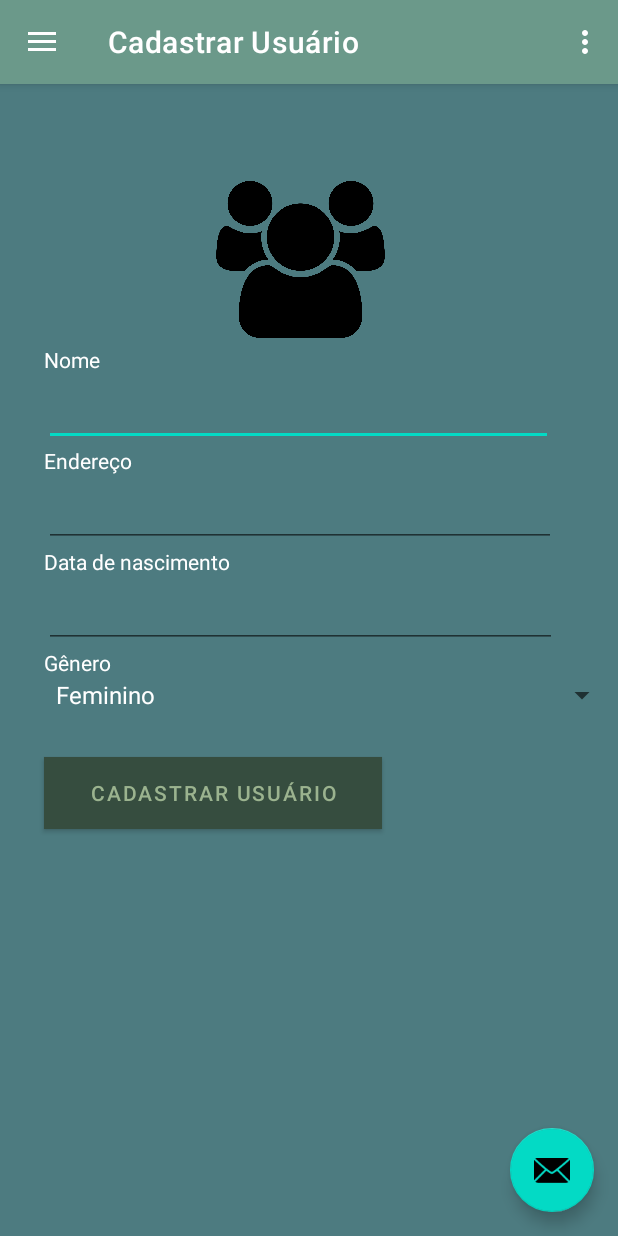
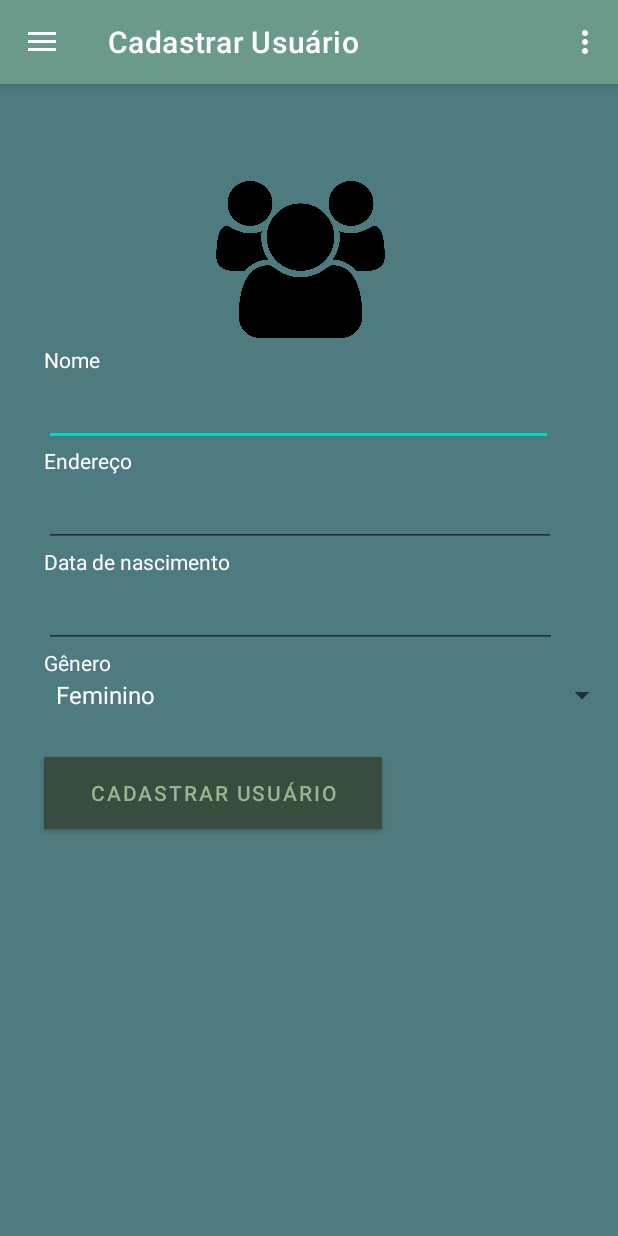
Before and after one commit to evandroLutz/AppAndroidExampleFragments, an Android app: the screen it shows after launch (MainActivity), in the side drawer, after a tap on "Cadastrar Usuário", on a phone screen of 412 x 824 dp. Run offline under Robolectric (Android 15) with nearby library versions, the phone set to English and light mode, and no system bars; our stand-ins replace navigation-ui.

Commit message:
remove app bar main e insere validacao early cadastra e insere snackbar setttings

```diff
--- a/app/src/main/java/com/example/entrega3/MainActivity.java
+++ b/app/src/main/java/com/example/entrega3/MainActivity.java
@@ -32,13 +32,7 @@ public class MainActivity extends AppCompatActivity {
         setContentView(binding.getRoot());
 
         setSupportActionBar(binding.appBarMain.toolbar);
-        binding.appBarMain.fab.setOnClickListener(new View.OnClickListener() {
-            @Override
-            public void onClick(View view) {
-                Snackbar.make(view, "Replace with your own action", Snackbar.LENGTH_LONG)
-                        .setAction("Action", null).show();
-            }
-        });
+
         DrawerLayout drawer = binding.drawerLayout;
         NavigationView navigationView = binding.navView;
         // Passing each menu ID as a set of Ids because each
@@ -77,7 +71,7 @@ public class MainActivity extends AppCompatActivity {
                 builder.setMessage("Evandro Lutz Guimarães - PW3")
                         .setNegativeButton("Fechar", new DialogInterface.OnClickListener() {
                             public void onClick(DialogInterface dialog, int id) {
-                                //
+                                Snackbar.make(findViewById(R.id.nav_home), "Você fechou a Dialog", Snackbar.LENGTH_LONG).show();
                             }
                         });
                 builder.create().show();
--- a/app/src/main/java/com/example/entrega3/ui/cadastra/CadastraFragment.java
+++ b/app/src/main/java/com/example/entrega3/ui/cadastra/CadastraFragment.java
@@ -2,65 +2,39 @@ package com.example.entrega3.ui.cadastra;
 
 import android.os.Bundle;
 
+import androidx.annotation.NonNull;
+import androidx.annotation.Nullable;
+import androidx.appcompat.app.AppCompatActivity;
+import androidx.appcompat.widget.AppCompatEditText;
 import androidx.fragment.app.Fragment;
+import androidx.navigation.Navigation;
 
 import android.view.LayoutInflater;
 import android.view.View;
 import android.view.ViewGroup;
+import android.widget.Button;
 
 import com.example.entrega3.R;
+import com.google.android.material.snackbar.Snackbar;
+import com.google.android.material.textfield.TextInputEditText;
 
-/**
- * A simple {@link Fragment} subclass.
- * Use the {@link CadastraFragment#newInstance} factory method to
- * create an instance of this fragment.
- */
 public class CadastraFragment extends Fragment {
-
-    // TODO: Rename parameter arguments, choose names that match
-    // the fragment initialization parameters, e.g. ARG_ITEM_NUMBER
-    private static final String ARG_PARAM1 = "param1";
-    private static final String ARG_PARAM2 = "param2";
-
-    // TODO: Rename and change types of parameters
-    private String mParam1;
-    private String mParam2;
-
-    public CadastraFragment() {
-        // Required empty public constructor
-    }
-
-    /**
-     * Use this factory method to create a new instance of
-     * this fragment using the provided parameters.
-     *
-     * @param param1 Parameter 1.
-     * @param param2 Parameter 2.
-     * @return A new instance of fragment CadastraFragment.
-     */
-    // TODO: Rename and change types and number of parameters
-    public static CadastraFragment newInstance(String param1, String param2) {
-        CadastraFragment fragment = new CadastraFragment();
-        Bundle args = new Bundle();
-        args.putString(ARG_PARAM1, param1);
-        args.putString(ARG_PARAM2, param2);
-        fragment.setArguments(args);
-        return fragment;
-    }
-
-    @Override
-    public void onCreate(Bundle savedInstanceState) {
-        super.onCreate(savedInstanceState);
-        if (getArguments() != null) {
-            mParam1 = getArguments().getString(ARG_PARAM1);
-            mParam2 = getArguments().getString(ARG_PARAM2);
+        private AppCompatEditText txtNome;
+        private Button btnCadastrar;
+        @Nullable
+        @Override
+        public View onCreateView(@NonNull LayoutInflater inflater, @Nullable ViewGroup container,
+                                 @Nullable Bundle savedInstanceState) {
+            View root = inflater.inflate(R.layout.fragment_cadastra, container, false);
+            txtNome = root.findViewById(R.id.editTextnomeUsuario);
+            btnCadastrar = root.findViewById(R.id.btnCadUsuario);
+            btnCadastrar.setOnClickListener(new View.OnClickListener() {
+                @Override
+                public void onClick(View view) {
+                    Snackbar.make(view, "Nome informado = "+txtNome.getText().toString(), Snackbar.LENGTH_LONG).show();
+                    Navigation.findNavController(view).navigate(R.id.action_nav_cadastrar_to_nav_home);
+                }
+            });
+            return root;
         }
     }
-
-    @Override
-    public View onCreateView(LayoutInflater inflater, ViewGroup container,
-                             Bundle savedInstanceState) {
-        // Inflate the layout for this fragment
-        return inflater.inflate(R.layout.fragment_cadastra, container, false);
-    }
-}
--- a/app/src/main/res/layout/app_bar_main.xml
+++ b/app/src/main/res/layout/app_bar_main.xml
@@ -22,13 +22,4 @@
 
     <include layout="@layout/content_main" />
 
-    <com.google.android.material.floatingactionbutton.FloatingActionButton
-        android:id="@+id/fab"
-        android:layout_width="wrap_content"
-        android:layout_height="wrap_content"
-        android:layout_gravity="bottom|end"
-        android:layout_marginEnd="@dimen/fab_margin"
-        android:layout_marginBottom="16dp"
-        app:srcCompat="@android:drawable/ic_dialog_email" />
-
 </androidx.coordinatorlayout.widget.CoordinatorLayout>
--- a/app/src/main/res/navigation/mobile_navigation.xml
+++ b/app/src/main/res/navigation/mobile_navigation.xml
@@ -15,7 +15,11 @@
         android:id="@+id/nav_cadastrar"
         android:name="com.example.entrega3.ui.cadastra.CadastraFragment"
         android:label="@string/menu_cadastrar"
-        tools:layout="@layout/fragment_cadastra" />
+        tools:layout="@layout/fragment_cadastra" >
+        <action
+            android:id="@+id/action_nav_cadastrar_to_nav_home"
+            app:destination="@id/nav_home" />
+    </fragment>
 
 
     <fragment
```
